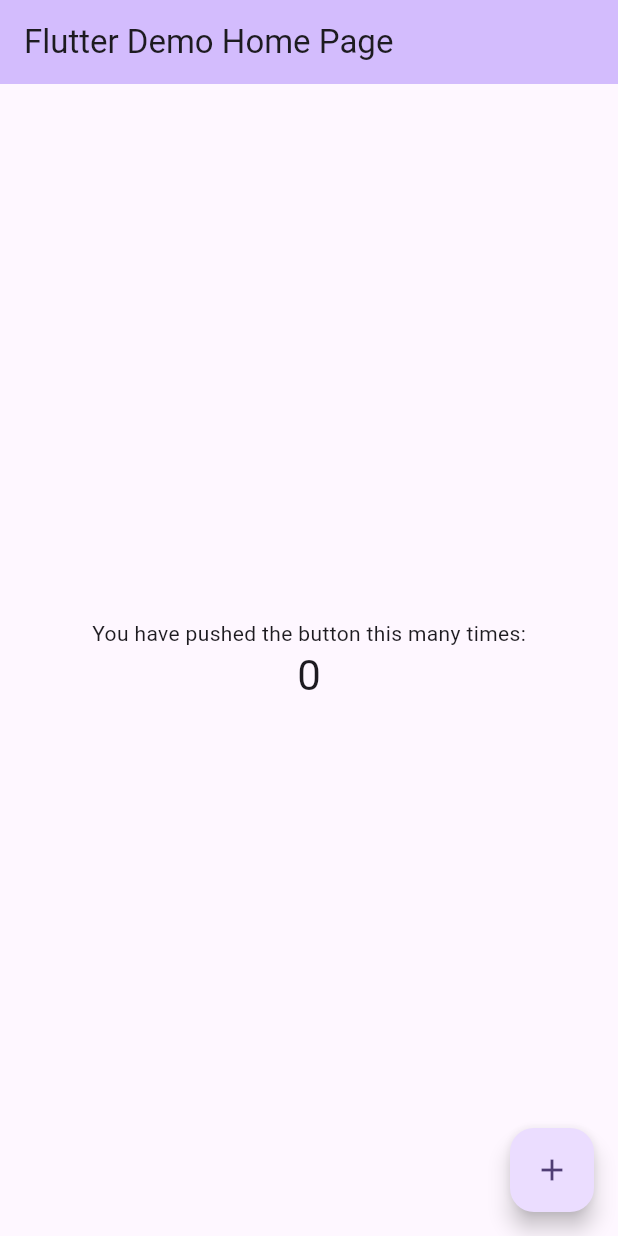
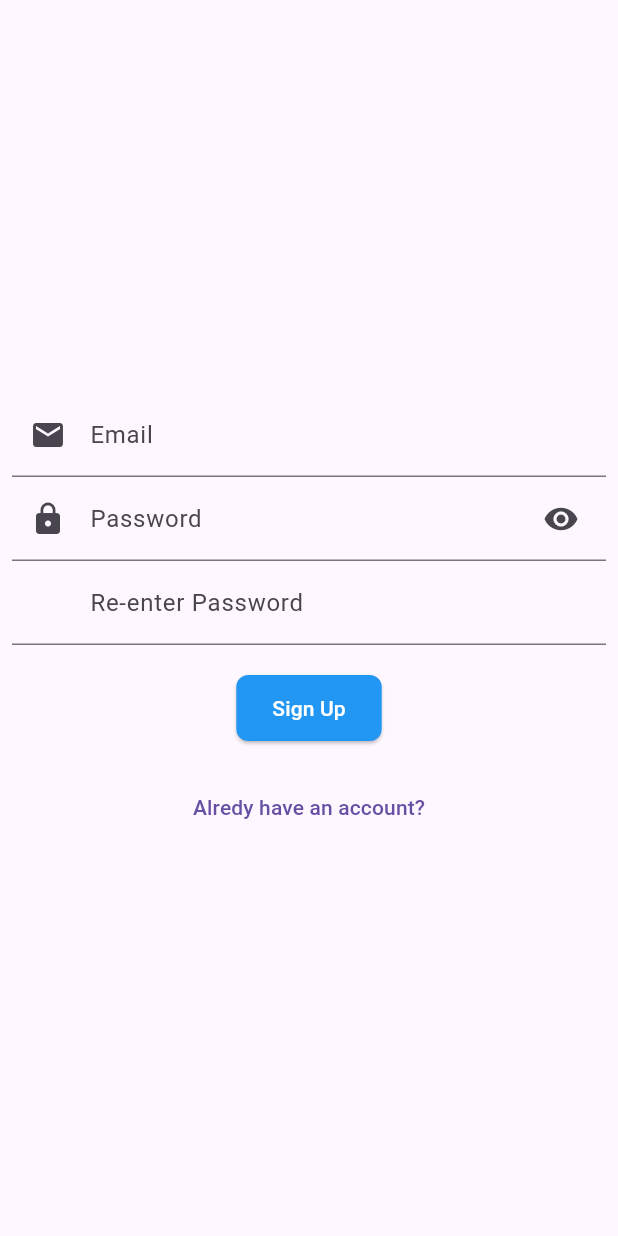
Before and after one commit to CancillerVEVO/habit-sync-app, a Flutter app: the screen it shows after launch, on a phone screen of 412 x 824 dp. Run offline on Flutter 3.47's test engine with Material 3 defaults, Android fonts, the phone set to English and light mode, and no system bars; our stand-ins replace flutter_dotenv, supabase_flutter; accounts and stored records are empty.

Commit message:
signup page

```diff
--- a/lib/main.dart
+++ b/lib/main.dart
@@ -1,125 +1,45 @@
 import 'package:flutter/material.dart';
+import 'package:habit_sync_frontend/pages/dashboard_page.dart';
+import 'package:habit_sync_frontend/pages/login_page.dart';
+import 'package:habit_sync_frontend/pages/signup_page.dart';
+import 'package:supabase_flutter/supabase_flutter.dart';
+import 'package:flutter_dotenv/flutter_dotenv.dart';
 
-void main() {
+Future<void> main() async {
+  await dotenv.load(fileName: ".env");
+
+  String supabaseUrl = dotenv.get('SUPABASE_URL');
+  String supabaseKey = dotenv.get('SUPABASE_KEY');
+
+  await Supabase.initialize(url: supabaseUrl, anonKey: supabaseKey);
+
   runApp(const MyApp());
 }
+
+final supabase = Supabase.instance.client;
 
 class MyApp extends StatelessWidget {
   const MyApp({super.key});
 
-  // This widget is the root of your application.
   @override
   Widget build(BuildContext context) {
-    return MaterialApp(
-      title: 'Flutter Demo',
-      theme: ThemeData(
-        // This is the theme of your application.
-        //
-        // TRY THIS: Try running your application with "flutter run". You'll see
-        // the application has a purple toolbar. Then, without quitting the app,
-        // try changing the seedColor in the colorScheme below to Colors.green
-        // and then invoke "hot reload" (save your changes or press the "hot
-        // reload" button in a Flutter-supported IDE, or press "r" if you used
-        // the command line to start the app).
-        //
-        // Notice that the counter didn't reset back to zero; the application
-        // state is not lost during the reload. To reset the state, use hot
-        // restart instead.
-        //
-        // This works for code too, not just values: Most code changes can be
-        // tested with just a hot reload.
-        colorScheme: ColorScheme.fromSeed(seedColor: Colors.deepPurple),
-        useMaterial3: true,
-      ),
-      home: const MyHomePage(title: 'Flutter Demo Home Page'),
+    return  MaterialApp(
+      title: 'Supabase Flutter',
+      debugShowCheckedModeBanner: false,
+      home: supabase.auth.currentSession == null ? const SignupPage() : const DashboardPage(),
     );
   }
 }
 
-class MyHomePage extends StatefulWidget {
-  const MyHomePage({super.key, required this.title});
-
-  // This widget is the home page of your application. It is stateful, meaning
-  // that it has a State object (defined below) that contains fields that affect
-  // how it looks.
-
-  // This class is the configuration for the state. It holds the values (in this
-  // case the title) provided by the parent (in this case the App widget) and
-  // used by the build method of the State. Fields in a Widget subclass are
-  // always marked "final".
-
-  final String title;
-
-  @override
-  State<MyHomePage> createState() => _MyHomePageState();
-}
-
-class _MyHomePageState extends State<MyHomePage> {
-  int _counter = 0;
-
-  void _incrementCounter() {
-    setState(() {
-      // This call to setState tells the Flutter framework that something has
-      // changed in this State, which causes it to rerun the build method below
-      // so that the display can reflect the updated values. If we changed
-      // _counter without calling setState(), then the build method would not be
-      // called again, and so nothing would appear to happen.
-      _counter++;
-    });
-  }
-
-  @override
-  Widget build(BuildContext context) {
-    // This method is rerun every time setState is called, for instance as done
-    // by the _incrementCounter method above.
-    //
-    // The Flutter framework has been optimized to make rerunning build methods
-    // fast, so that you can just rebuild anything that needs updating rather
-    // than having to individually change instances of widgets.
-    return Scaffold(
-      appBar: AppBar(
-        // TRY THIS: Try changing the color here to a specific color (to
-        // Colors.amber, perhaps?) and trigger a hot reload to see the AppBar
-        // change color while the other colors stay the same.
-        backgroundColor: Theme.of(context).colorScheme.inversePrimary,
-        // Here we take the value from the MyHomePage object that was created by
-        // the App.build method, and use it to set our appbar title.
-        title: Text(widget.title),
+extension ContextExtension on BuildContext {
+  void showSnackBar(String message, {bool isError = false}) {
+    ScaffoldMessenger.of(this).showSnackBar(
+      SnackBar(
+        content: Text(message),
+        backgroundColor: isError
+            ? Theme.of(this).colorScheme.error
+            : Theme.of(this).snackBarTheme.backgroundColor,
       ),
-      body: Center(
-        // Center is a layout widget. It takes a single child and positions it
-        // in the middle of the parent.
-        child: Column(
-          // Column is also a layout widget. It takes a list of children and
-          // arranges them vertically. By default, it sizes itself to fit its
-          // children horizontally, and tries to be as tall as its parent.
-          //
-          // Column has various properties to control how it sizes itself and
-          // how it positions its children. Here we use mainAxisAlignment to
-          // center the children vertically; the main axis here is the vertical
-          // axis because Columns are vertical (the cross axis would be
-          // horizontal).
-          //
-          // TRY THIS: Invoke "debug painting" (choose the "Toggle Debug Paint"
-          // action in the IDE, or press "p" in the console), to see the
-          // wireframe for each widget.
-          mainAxisAlignment: MainAxisAlignment.center,
-          children: <Widget>[
-            const Text(
-              'You have pushed the button this many times:',
-            ),
-            Text(
-              '$_counter',
-              style: Theme.of(context).textTheme.headlineMedium,
-            ),
-          ],
-        ),
-      ),
-      floatingActionButton: FloatingActionButton(
-        onPressed: _incrementCounter,
-        tooltip: 'Increment',
-        child: const Icon(Icons.add),
-      ), // This trailing comma makes auto-formatting nicer for build methods.
     );
   }
 }
--- a/lib/pages/signup_page.dart
+++ b/lib/pages/signup_page.dart
@@ -0,0 +1,236 @@
+import 'dart:async';
+import 'package:flutter/material.dart';
+import 'package:habit_sync_frontend/main.dart';
+import 'package:habit_sync_frontend/pages/dashboard_page.dart';
+import 'package:habit_sync_frontend/pages/login_page.dart';
+import 'package:supabase_flutter/supabase_flutter.dart';
+
+final _formKey = GlobalKey<FormState>();
+
+class SignupPage extends StatefulWidget {
+  const SignupPage({super.key});
+
+  @override
+  State<SignupPage> createState() => _SignupPageState();
+}
+
+class _SignupPageState extends State<SignupPage> {
+  // Variables
+
+  bool _isLoading = false;
+  bool _redirecting = false;
+  bool _isObscured = true;
+
+  late final TextEditingController _emailController = TextEditingController();
+  late final TextEditingController _passwordController =
+      TextEditingController();
+  late final TextEditingController _confirmPasswordController =
+      TextEditingController();
+
+  final emailFocusNode = FocusNode();
+  final passwordFocusNode = FocusNode();
+  final confirmPasswordFocusNode = FocusNode();
+
+  late final StreamSubscription<AuthState> _authStateSubscription;
+
+  Future<void> _signUp() async {
+    try {
+      setState(() {
+        _isLoading = true;
+      });
+
+      await supabase.auth.signUp(
+          email: _emailController.text.trim(),
+          password: _passwordController.text.trim());
+
+      if (mounted) {
+        context.showSnackBar('Auth succeeded!');
+      }
+    } on AuthException catch (error) {
+      if (mounted) context.showSnackBar(error.message, isError: true);
+    } catch (error) {
+      if (mounted) {
+        context.showSnackBar("Unexpected error occured", isError: true);
+      }
+    } finally {
+      if (mounted) {
+        setState(() {
+          _isLoading = false;
+        });
+      }
+    }
+  }
+
+  String? _emailValidation() {
+    if (_emailController.text.isEmpty) {
+      emailFocusNode.requestFocus();
+      return 'Please enter some text';
+    }
+
+    if (!_emailController.text.contains('@')) {
+      emailFocusNode.requestFocus();
+      return 'Please enter a valid email';
+    }
+    return null;
+  }
+
+  String? passwordValidation() {
+    if (_passwordController.text.isEmpty) {
+      passwordFocusNode.requestFocus();
+      return 'Please enter some text';
+    }
+
+    if (_passwordController.text.length < 6) {
+      passwordFocusNode.requestFocus();
+      return 'Password must be at least 6 characters';
+    }
+
+    return null;
+  }
+
+  String? confirmPasswordValidation() {
+    if (_confirmPasswordController.text.isEmpty) {
+      confirmPasswordFocusNode.requestFocus();
+      return 'Please enter some text';
+    }
+
+    if (_confirmPasswordController.text != _passwordController.text) {
+      confirmPasswordFocusNode.requestFocus();
+      return 'Passwords do not match';
+    }
+
+    return null;
+  }
+
+  @override
+  void initState() {
+    _authStateSubscription = supabase.auth.onAuthStateChange.listen((data) {
+      if (_redirecting) return;
+      final session = data.session;
+      if (session != null) {
+        _redirecting = true;
+        Navigator.of(context).pushReplacement(
+          MaterialPageRoute(builder: (context) => const DashboardPage()),
+        );
+      }
+    }, onError: (error) {
+      if (error is AuthException) {
+        context.showSnackBar(error.message, isError: true);
+      } else {
+        context.showSnackBar("Unexpected error occurred", isError: true);
+      }
+    });
+
+    super.initState();
+  }
+
+  @override
+  void dispose() {
+    _emailController.dispose();
+    _authStateSubscription.cancel();
+    super.dispose();
+  }
+
+  @override
+  Widget build(BuildContext context) {
+    return Scaffold(
+      body: Padding(
+        padding: const EdgeInsets.all(8.0),
+        child: Form(
+            key: _formKey,
+            child: Column(
+              mainAxisAlignment: MainAxisAlignment.center,
+              children: <Widget>[
+                // email form field
+                TextFormField(
+                  focusNode: emailFocusNode,
+                  keyboardType: TextInputType.emailAddress,
+                  controller: _emailController,
+                  decoration: const InputDecoration(
+                      labelText: 'Email', prefixIcon: Icon(Icons.email)),
+                  validator: (value) {
+                    return _emailValidation();
+                  },
+                ),
+                // password form field
+                TextFormField(
+                  obscureText: _isObscured,
+                  focusNode: passwordFocusNode,
+                  keyboardType: TextInputType.emailAddress,
+                  controller: _passwordController,
+                  decoration: InputDecoration(
+                      prefixIcon: const Icon(Icons.lock),
+                      labelText: 'Password',
+                      suffixIcon: IconButton(
+                        padding: const EdgeInsetsDirectional.only(end: 12),
+                        icon: _isObscured
+                            ? const Icon(Icons.visibility)
+                            : const Icon(Icons.visibility_off),
+                        onPressed: () {
+                          setState(() {
+                            _isObscured = !_isObscured;
+                          });
+                        },
+                      )),
+                  validator: (value) {
+                    return passwordValidation();
+                  },
+                ),
+                TextFormField(
+                  obscureText: _isObscured,
+                  focusNode: confirmPasswordFocusNode,
+                  keyboardType: TextInputType.emailAddress,
+                  controller: _confirmPasswordController,
+                  decoration: const InputDecoration(
+                    labelText: 'Re-enter Password',
+                    prefixIcon: Padding(padding: EdgeInsets.all(12)),
+                  ),
+                  validator: (value) {
+                    return confirmPasswordValidation();
+                  },
+                ),
+
+                const SizedBox(
+                  height: 18,
+                ),
+                // sign up button
+                ElevatedButton(
+                  onPressed: () {
+                    if (_formKey.currentState!.validate()) {
+                      _signUp();
+                    }
+                  },
+                  style: ButtonStyle(
+                    backgroundColor: WidgetStateProperty.all(Colors.blue),
+                    padding: WidgetStateProperty.all(
+                      const EdgeInsets.symmetric(
+                          horizontal: 24.0, vertical: 12.0),
+                    ),
+                    shape: WidgetStateProperty.all(
+                      RoundedRectangleBorder(
+                        borderRadius: BorderRadius.circular(8.0),
+                      ),
+                    ),
+                  ),
+                  child: Text(
+                    _isLoading ? 'Sending...' : 'Sign Up',
+                    style: const TextStyle(color: Colors.white),
+                  ),
+                ),
+                const SizedBox(
+                  height: 18,
+                ),
+                TextButton(
+                    onPressed: () {
+                      Navigator.pushReplacement(
+                          context,
+                          MaterialPageRoute(
+                              builder: (context) => const LoginPage()));
+                    },
+                    child: const Text("Alredy have an account?"))
+              ],
+            )),
+      ),
+    );
+  }
+}
--- a/pubspec.yaml
+++ b/pubspec.yaml
@@ -32,9 +32,12 @@ dependencies:
     sdk: flutter
 
 
+
   # The following adds the Cupertino Icons font to your application.
   # Use with the CupertinoIcons class for iOS style icons.
   cupertino_icons: ^1.0.8
+  supabase_flutter: ^2.6.0
+  flutter_dotenv: ^5.1.0
 
 dev_dependencies:
   flutter_test:
@@ -59,7 +62,8 @@ flutter:
   uses-material-design: true
 
   # To add assets to your application, add an assets section, like this:
-  # assets:
+  assets:
+    - .env
   #   - images/a_dot_burr.jpeg
   #   - images/a_dot_ham.jpeg
 
```
Also changed, not shown: lib/pages/dashboard_page.dart (+55 -0 lines), lib/pages/login_page.dart (+48 -0 lines), pubspec.lock, 6 other files.
